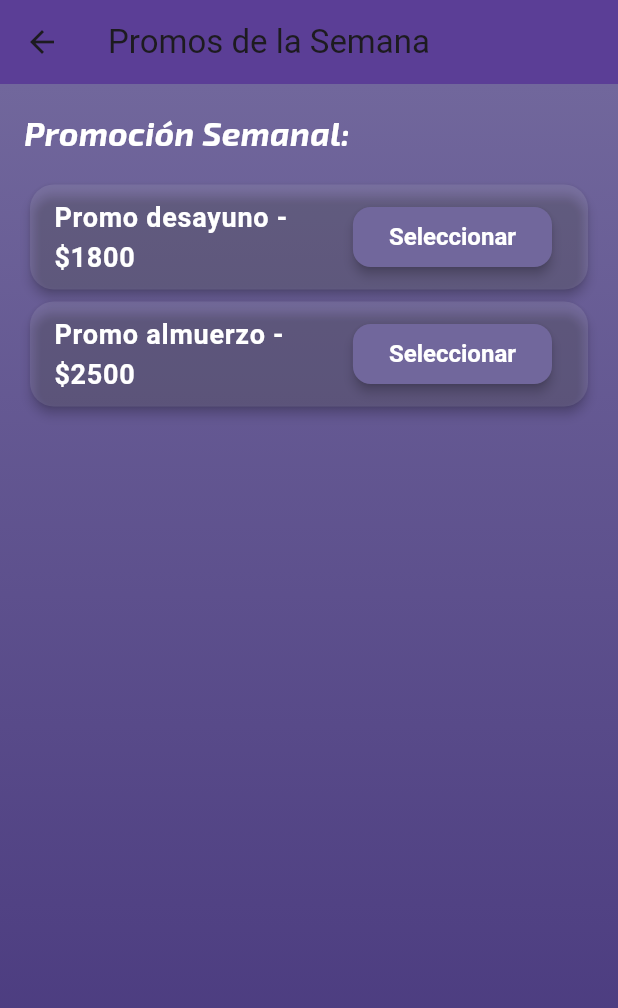
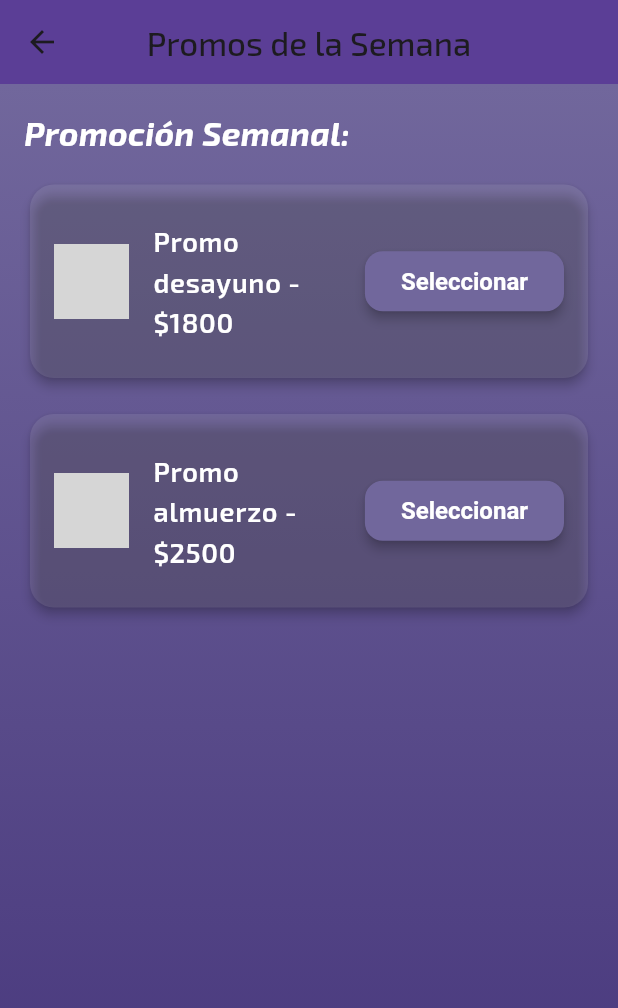
Before and after one commit to Nach0t/CampusBIT, a Flutter app: the PromoScreen screen opened directly, on a phone screen of 412 x 824 dp. Shown: the top 1008 px of the screen. Run offline on Flutter 3.47's test engine with Material 3 defaults, Android fonts, the phone set to English and light mode, and no system bars; our stand-ins replace qr_flutter, sqflite; accounts and stored records are empty; project files that could hold a hidden picture were left out; grey boxes are pictures that could not be loaded.

Commit message:
Update promo_screen.dart

```diff
--- a/CampusBITs/lib/promo_screen.dart
+++ b/CampusBITs/lib/promo_screen.dart
@@ -5,8 +5,15 @@ class PromoScreen extends StatelessWidget {
   Widget build(BuildContext context) {
     return Scaffold(
       appBar: AppBar(
-        title: Text('Promos de la Semana'),
+        title: Text(
+          'Promos de la Semana',
+          style: TextStyle(
+            fontFamily: 'Exo2',
+            fontWeight: FontWeight.w500,
+          ),
+        ),
         backgroundColor: Color(0xFF5B3E96),
+        centerTitle: true,
       ),
       body: Container(
         decoration: BoxDecoration(
@@ -26,27 +33,61 @@ class PromoScreen extends StatelessWidget {
                 style: TextStyle(
                   fontSize: 22,
                   fontWeight: FontWeight.bold,
+                  fontFamily: 'Exo2',
                   color: Colors.white,
                 ),
               ),
               SizedBox(height: 16),
-              Card(
+              _buildPromoCard(
+                context,
+                'Promo desayuno',
+                1800,
+                'assets/desayuno.png',
+              ),
+              SizedBox(height: 16),
+              _buildPromoCard(
+                context,
+                'Promo almuerzo',
+                2500,
+                'assets/almuerzo.png',
+              ),
+            ],
+          ),
+        ),
+      ),
+    );
+  }
+
+  Widget _buildPromoCard(BuildContext context, String title, int price, String imagePath) {
+    return Card(
       elevation: 3,
       color: Colors.white.withOpacity(0.1),
       shape: RoundedRectangleBorder(
         borderRadius: BorderRadius.circular(16.0),
       ),
       child: ListTile(
+        contentPadding: EdgeInsets.all(16.0),
+        leading: Image.asset(
+          imagePath,
+          height: 50,
+          width: 50,
+          fit: BoxFit.cover,
+        ),
         title: Text(
-                    'Promo desayuno - \$1800',
+          '$title - \$${price}',
           style: TextStyle(
             color: Colors.white,
             fontSize: 18,
             fontWeight: FontWeight.w600,
+            fontFamily: 'Exo2',
           ),
         ),
         trailing: ElevatedButton(
-                    onPressed: () {},
+          onPressed: () {
+            ScaffoldMessenger.of(context).showSnackBar(
+              SnackBar(content: Text('Seleccionaste: $title')),
+            );
+          },
           style: ElevatedButton.styleFrom(
             backgroundColor: Color(0xFF71679C),
             elevation: 3.0,
@@ -57,39 +98,6 @@ class PromoScreen extends StatelessWidget {
           child: Text('Seleccionar', style: TextStyle(color: Colors.white)),
         ),
       ),
-              ),
-              Card(
-                elevation: 3,
-                color: Colors.white.withOpacity(0.1),
-                shape: RoundedRectangleBorder(
-                  borderRadius: BorderRadius.circular(16.0),
-                ),
-                child: ListTile(
-                  title: Text(
-                    'Promo almuerzo - \$2500',
-                    style: TextStyle(
-                      color: Colors.white,
-                      fontSize: 18,
-                      fontWeight: FontWeight.w600,
-                    ),
-                  ),
-                  trailing: ElevatedButton(
-                    onPressed: () {},
-                    style: ElevatedButton.styleFrom(
-                      backgroundColor: Color(0xFF71679C),
-                      elevation: 3.0,
-                      shape: RoundedRectangleBorder(
-                        borderRadius: BorderRadius.circular(12.0),
-                      ),
-                    ),
-                    child: Text('Seleccionar', style: TextStyle(color: Colors.white)),
-                  ),
-                ),
-              ),
-            ],
-          ),
-        ),
-      ),
     );
   }
 }
```
Lines whose indentation alone changed are shown as unchanged.
